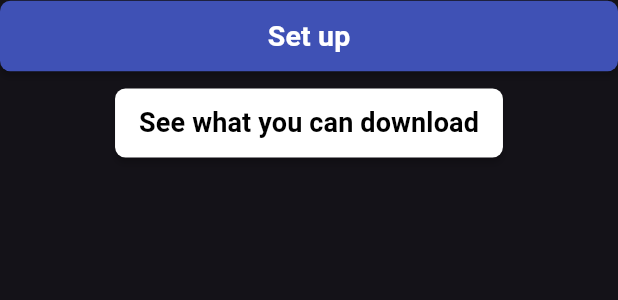
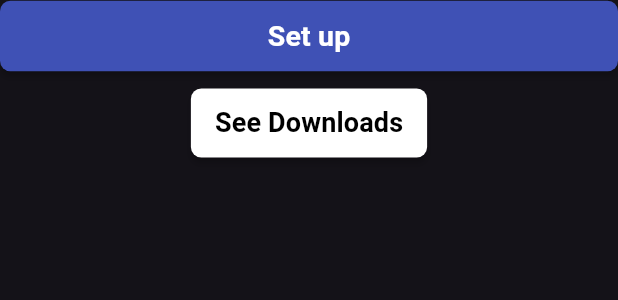
Before and after one commit to MuhammedAnsarA/netflix_clone, a Flutter app: the Section3 widget shown alone on an empty page, opened directly, on a phone screen of 412 x 824 dp. Shown: the top 300 px of the screen. Run offline on Flutter 3.47's test engine with Material 3 defaults, Android fonts, the phone set to English and light mode, and no system bars; our stand-ins replace bordered_text, dartz, dio, flutter_bloc, freezed_annotation, get_it and 4 more; network calls fail.

Commit message:
Downloads button label changed

```diff
--- a/lib/presentation/downloads/screen_downloads.dart
+++ b/lib/presentation/downloads/screen_downloads.dart
@@ -161,7 +161,7 @@ class Section3 extends StatelessWidget {
           child: const Padding(
             padding: EdgeInsets.symmetric(vertical: 10),
             child: Text(
-              "See what you can download",
+              "See Downloads",
               style: TextStyle(
                 color: kBlackColor,
                 fontWeight: FontWeight.bold,
```
Also changed, not shown: pubspec.lock.
